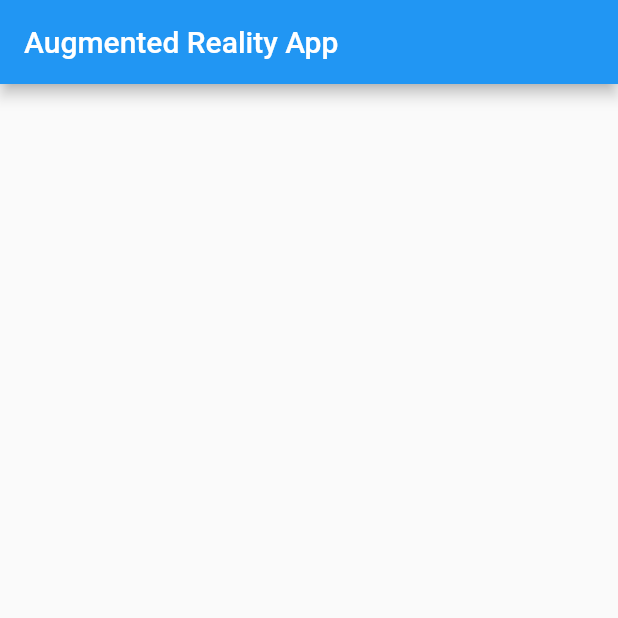
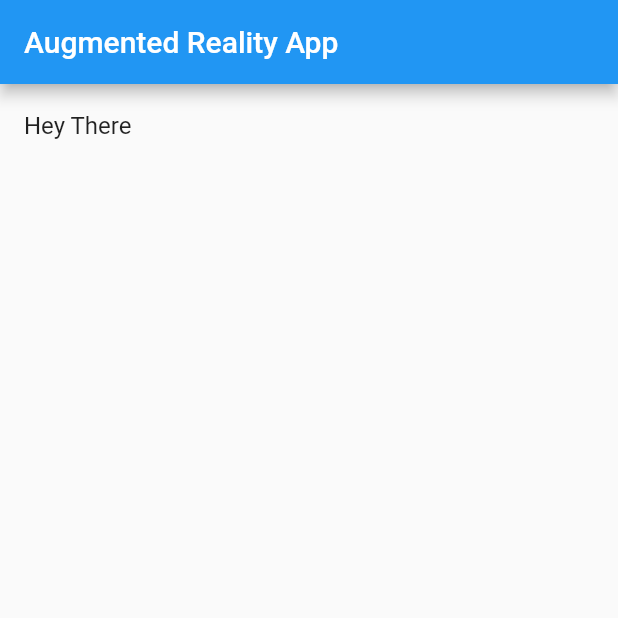
Before and after one commit to L-meck/arhumanoid, a Flutter app: the screen it shows after launch, on a phone screen of 412 x 824 dp, the top half of it. Run offline on Flutter 3.47's test engine with Material 2 defaults, Android fonts, the phone set to English and light mode, and no system bars.

```diff
--- a/lib/main.dart
+++ b/lib/main.dart
@@ -1,3 +1,4 @@
+import 'package:arhumanoid/threeD.dart';
 import 'package:flutter/material.dart';
 
 void main() {
@@ -5,7 +6,6 @@ void main() {
 }
 
 class MyApp extends StatelessWidget {
-  // This widget is the root of your application.
   @override
   Widget build(BuildContext context) {
     return MaterialApp(
@@ -33,11 +33,9 @@ class _MyHomePageState extends State<MyHomePage> {
   Widget build(BuildContext context) {
     return Scaffold(
       appBar: AppBar(
-        // Here we take the value from the MyHomePage object that was created by
-        // the App.build method, and use it to set our appbar title.
         title: Text(widget.title),
       ),
-      // body:
+      body: ThreeDSection(),
       floatingActionButton: FloatingActionButton(
         onPressed: () {},
         tooltip: 'Not sure',
--- /dev/null
+++ b/lib/threeD.dart
@@ -0,0 +1,16 @@
+import 'package:flutter/material.dart';
+
+class ThreeDSection extends StatelessWidget {
+  @override
+  Widget build(BuildContext context) {
+    return Container(
+      child: ListView(
+        children: [
+          ListTile(
+            title: Text('Hey There'),
+          ),
+        ],
+      ),
+    );
+  }
+}
```
